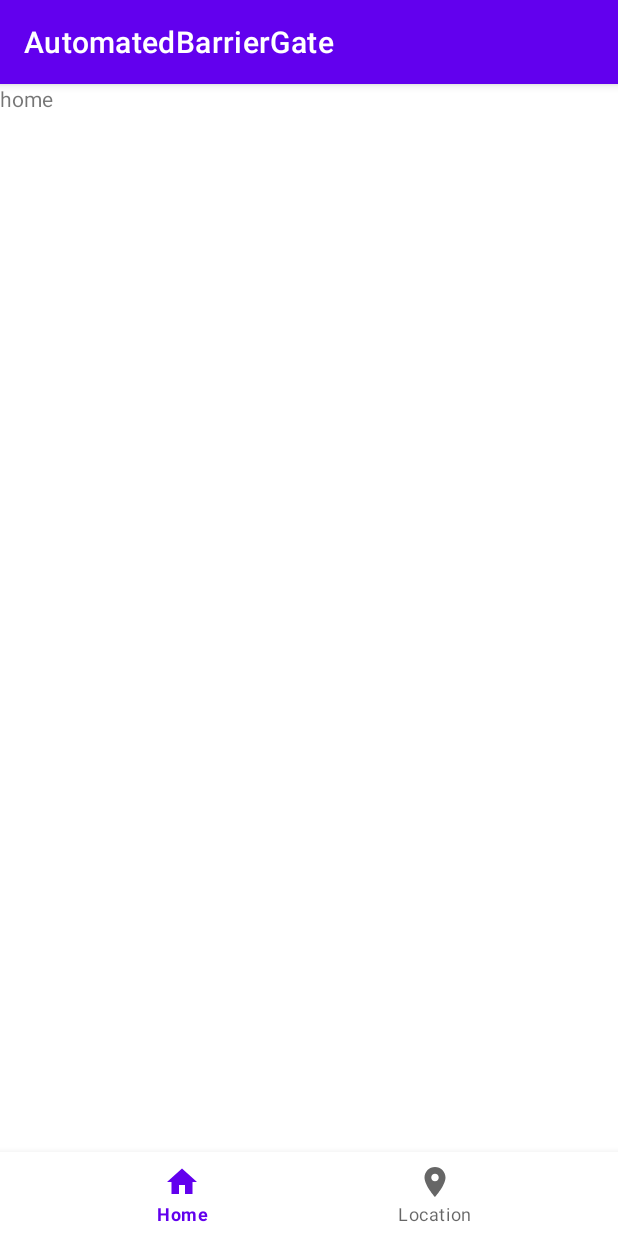
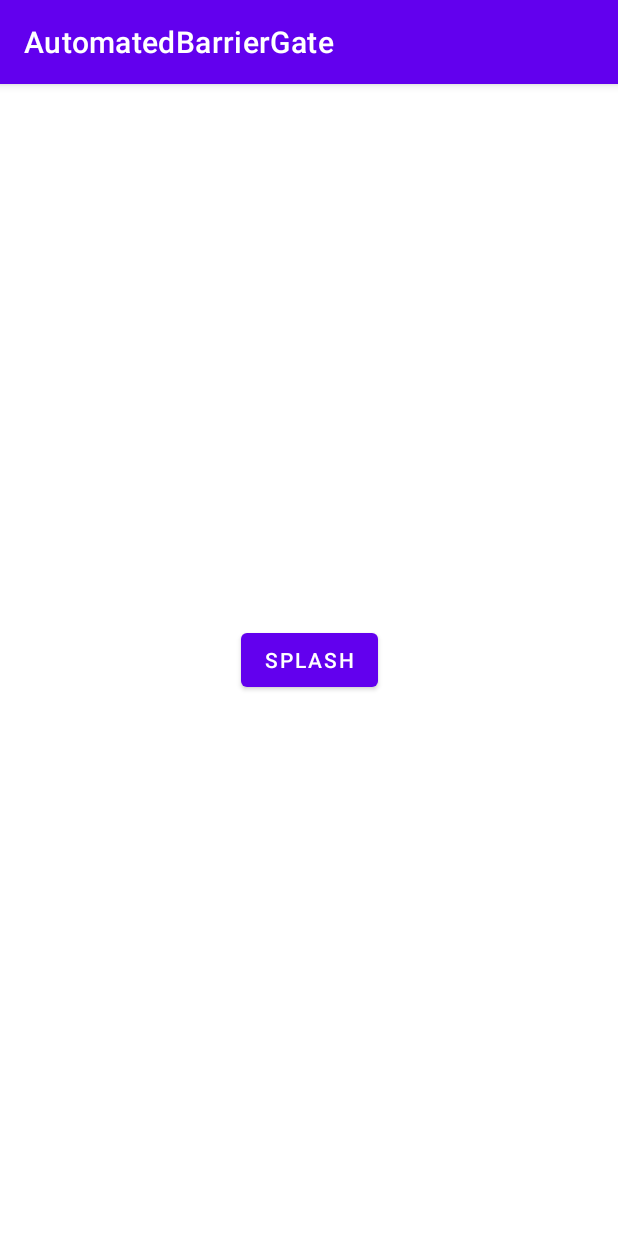
Before and after one commit to RichardPancham/AutomatedBarrierGate, an Android app: the first screen one second after launch (MainActivity before the commit, SplashActivity after it), on a phone screen of 412 x 824 dp. Run offline under Robolectric (Android 15) with nearby library versions, the light colour scheme and no system bars.

Commit message:
Commit 6 - Jaspreet Heer
Added splash screen. Screen still needs to be designed but it loads on app start.

```diff
--- a/AutoBarrierGate/src/main/java/ca/smartgate/it/automatedbarriergate/MainActivity.java
+++ b/AutoBarrierGate/src/main/java/ca/smartgate/it/automatedbarriergate/MainActivity.java
@@ -20,9 +20,13 @@ public class MainActivity extends AppCompatActivity {
     private Fragment homeFragment;
     private Fragment locationFragment;
 
+    private static final int SPLASH_DELAY = 2000; // Time in milliseconds
+
     @Override
     protected void onCreate(Bundle savedInstanceState) {
         super.onCreate(savedInstanceState);
+
+
         setContentView(R.layout.activity_main);
 
         homeFragment = new HomeFragment();
--- /dev/null
+++ b/AutoBarrierGate/src/main/java/ca/smartgate/it/automatedbarriergate/SplashActivity.java
@@ -0,0 +1,27 @@
+package ca.smartgate.it.automatedbarriergate;
+
+import androidx.appcompat.app.AppCompatActivity;
+
+import android.content.Intent;
+import android.os.Bundle;
+import android.os.Handler;
+
+public class SplashActivity extends AppCompatActivity {
+    private static final int SPLASH_DELAY = 4000; // Time in milliseconds
+    @Override
+    protected void onCreate(Bundle savedInstanceState) {
+        super.onCreate(savedInstanceState);
+        setContentView(R.layout.activity_splash);
+
+        // Create a handler to delay the splash screen
+        new Handler().postDelayed(new Runnable() {
+            @Override
+            public void run() {
+                // Start the MainActivity after the splash delay
+                Intent intent = new Intent(SplashActivity.this, MainActivity.class);
+                startActivity(intent);
+                finish(); // Close the splash screen activity
+            }
+        }, SPLASH_DELAY);
+    }
+}
--- /dev/null
+++ b/AutoBarrierGate/src/main/res/layout/activity_splash.xml
@@ -0,0 +1,18 @@
+<?xml version="1.0" encoding="utf-8"?>
+<androidx.constraintlayout.widget.ConstraintLayout xmlns:android="http://schemas.android.com/apk/res/android"
+    xmlns:app="http://schemas.android.com/apk/res-auto"
+    xmlns:tools="http://schemas.android.com/tools"
+    android:layout_width="match_parent"
+    android:layout_height="match_parent"
+    tools:context=".SplashActivity">
+
+    <Button
+        android:id="@+id/button"
+        android:layout_width="wrap_content"
+        android:layout_height="wrap_content"
+        android:text="Splash"
+        app:layout_constraintBottom_toBottomOf="parent"
+        app:layout_constraintEnd_toEndOf="parent"
+        app:layout_constraintStart_toStartOf="parent"
+        app:layout_constraintTop_toTopOf="parent" />
+</androidx.constraintlayout.widget.ConstraintLayout>
```
Also changed, not shown: AutoBarrierGate/src/main/AndroidManifest.xml (+9 -3 lines).
